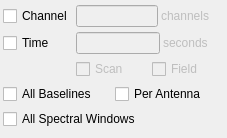
Before: the Qt Designer form code/plotms/implement/Gui/PlotMSAveragingWidget.ui in radio-astro/casa, drawn with Qt 5.
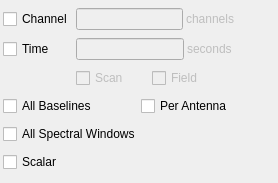
After: the same form once the commit is applied.

Commit message: New Development: No             JIRA Issue: CAS-1887,1340,1891,1888       Ready to Release: Yes, for stable      Interface Changes: Yes What Interface Changed: Various plotms internals          Test Programs: List test programs   Put in Release Notes: No              Module(s): plotms            Description: A big plotms check-in, providing: 			o scalar averaging option (CAS-1887) 			o Freq/vel frame, vel defn, restfreq specifiers in gui 			o Velocity axis choice (no regridding) (CAS-1888,1340) 			o Global(for array) Az,El,HA,PA axes choices (CAS-1891) 			o Phase center shift (CAS-1888)

The edit to the form file:
```diff
--- a/code/plotms/implement/Gui/PlotMSAveragingWidget.ui
+++ b/code/plotms/implement/Gui/PlotMSAveragingWidget.ui
@@ -5,8 +5,8 @@
    <rect>
     <x>0</x>
     <y>0</y>
-    <width>227</width>
-    <height>138</height>
+    <width>278</width>
+    <height>183</height>
    </rect>
   </property>
   <property name="sizePolicy" >
@@ -206,6 +206,13 @@
      </property>
     </widget>
    </item>
+   <item row="5" column="0" >
+    <widget class="QCheckBox" name="scalarave" >
+     <property name="text" >
+      <string>Scalar</string>
+     </property>
+    </widget>
+   </item>
   </layout>
  </widget>
  <resources/>
```
The commit also changes 25 other files.
